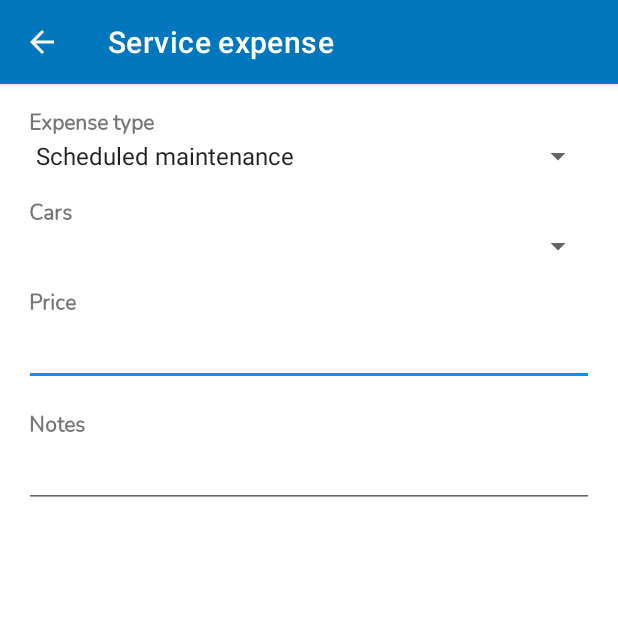
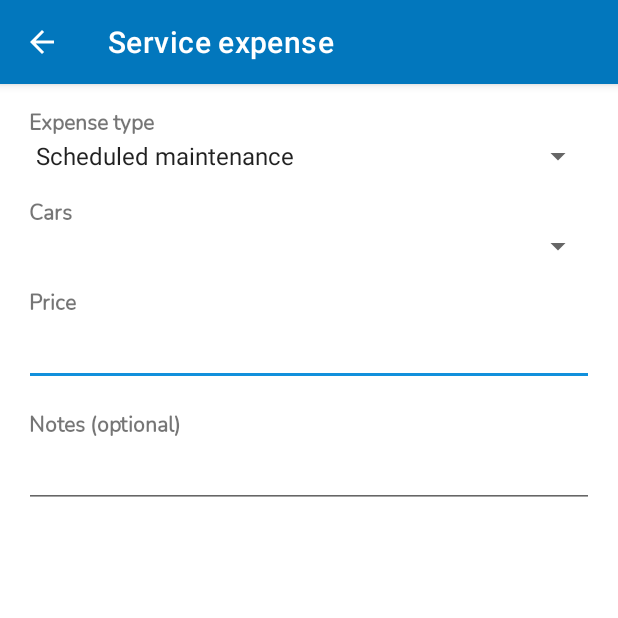
Before and after one commit to aarshinkov/MyCarDocsMobile, an Android app: the ServiceExpenseCreateActivity screen opened directly, with no data from a screen before it, on a phone screen of 412 x 824 dp, the top half of it. Run offline under Robolectric (Android 15) with nearby library versions, the light colour scheme and no system bars; 1 statement that could not run was skipped.

Commit message:
Minor fixes

```diff
--- a/app/src/main/java/com/atanasvasil/mobile/mycardocs/fragments/HomeFragment.java
+++ b/app/src/main/java/com/atanasvasil/mobile/mycardocs/fragments/HomeFragment.java
@@ -18,6 +18,7 @@ import com.atanasvasil.mobile.mycardocs.R;
 import com.atanasvasil.mobile.mycardocs.activities.ChartActivity;
 import com.atanasvasil.mobile.mycardocs.activities.fuel.FuelExpenseCreateActivity;
 import com.atanasvasil.mobile.mycardocs.activities.service.ServiceExpenseActivity;
+import com.atanasvasil.mobile.mycardocs.activities.service.ServiceExpenseCreateActivity;
 import com.atanasvasil.mobile.mycardocs.api.CarsApi;
 import com.atanasvasil.mobile.mycardocs.api.PoliciesApi;
 import com.atanasvasil.mobile.mycardocs.utils.LoggedUser;
@@ -103,7 +104,7 @@ public class HomeFragment extends Fragment {
         });
 
         serviceExpenseBtn.setOnClickListener(v -> {
-            Intent intent = new Intent(getContext(), ServiceExpenseActivity.class);
+            Intent intent = new Intent(getContext(), ServiceExpenseCreateActivity.class);
             startActivity(intent);
         });
 
--- a/app/src/main/res/layout/activity_service_expense_create.xml
+++ b/app/src/main/res/layout/activity_service_expense_create.xml
@@ -64,6 +64,7 @@
         android:id="@+id/seCarsSP"
         android:layout_width="0dp"
         android:layout_height="wrap_content"
+        android:spinnerMode="dialog"
         app:layout_constraintEnd_toStartOf="@+id/seGuideRight"
         app:layout_constraintStart_toStartOf="@+id/seGuideLeft"
         app:layout_constraintTop_toBottomOf="@+id/seCarsLabelTV" />
--- a/app/src/main/res/values/strings.xml
+++ b/app/src/main/res/values/strings.xml
@@ -237,7 +237,7 @@
     <string name="service_expense_types">Expense type</string>
     <string name="service_expense_cars">Cars</string>
     <string name="service_expense_price">Price</string>
-    <string name="service_expense_notes">Notes</string>
+    <string name="service_expense_notes">Notes (optional)</string>
 
     <string-array name="service_types">
         <item>Scheduled maintenance</item>
```
Also changed, not shown: app/src/main/java/com/atanasvasil/mobile/mycardocs/activities/service/ServiceExpenseCreateActivity.java (+9 -0 lines), 1 other file.
